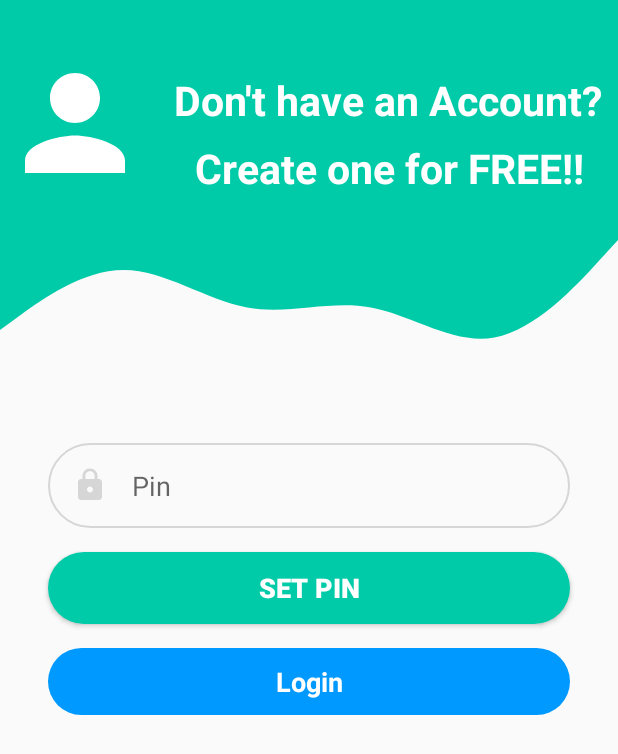
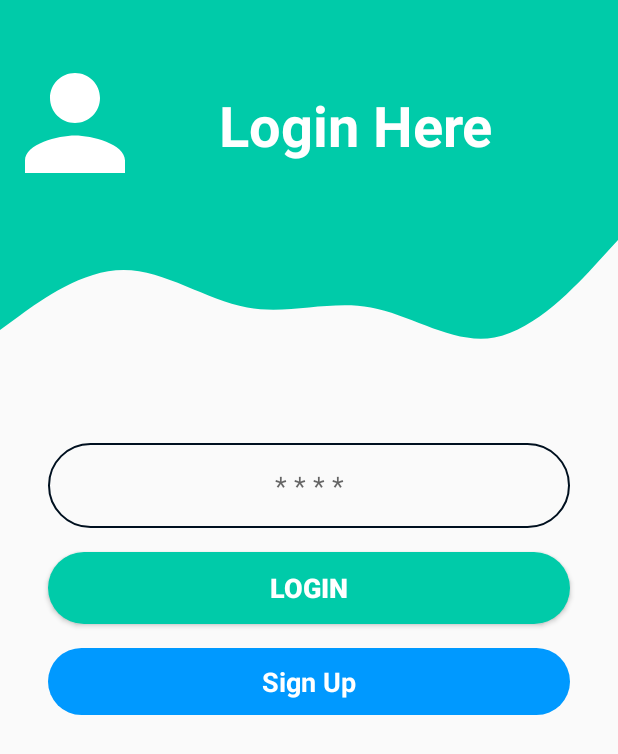
Before and after one commit to Speak2Rajdeep/Password_Generator, an Android app: the layout activity_login.xml on its own in the app's theme, with its tools: preview values and no code run, on a phone screen of 412 x 824 dp. Shown: the top 754 px of the screen. Run offline under Robolectric (Android 15) with nearby library versions, the phone set to English and light mode, and no system bars.

Commit message:
Login Page and SignUp Page Done.

```diff
--- a/app/build.gradle
+++ b/app/build.gradle
@@ -25,7 +25,7 @@ android {
     }
 
     buildFeatures{
-        dataBinding true
+        viewBinding true
     }
 
     compileOptions {
--- a/app/src/main/AndroidManifest.xml
+++ b/app/src/main/AndroidManifest.xml
@@ -12,10 +12,10 @@
         android:theme="@style/Theme.PasswordGenerator"
         tools:targetApi="31">
         <activity
-            android:name=".LoginActivity"
+            android:name=".activity.LoginActivity"
             android:exported="false" />
         <activity
-            android:name=".SignUpActivity"
+            android:name=".activity.SignUpActivity"
             android:exported="false" />
         <activity
             android:name=".MainActivity"
--- a/app/src/main/res/layout/activity_login.xml
+++ b/app/src/main/res/layout/activity_login.xml
@@ -43,13 +43,16 @@
         android:layout_width="0dp"
         android:layout_height="wrap_content"
         android:layout_marginTop="48dp"
-        android:text="@string/don_t_have_an_account_str"
+        android:text="@string/login_here_str"
         android:textColor="@android:color/white"
-        android:textSize="27sp"
+        android:paddingStart="30dp"
+        android:paddingTop="10dp"
+        android:textSize="37sp"
         android:textStyle="bold"
         app:layout_constraintStart_toEndOf="@+id/imageView5"
         app:layout_constraintStart_toStartOf="@+id/imageView5"
-        app:layout_constraintTop_toTopOf="parent" />
+        app:layout_constraintTop_toTopOf="parent"
+        tools:ignore="RtlSymmetry" />
 
     <TextView
         android:id="@+id/topText1"
@@ -58,7 +61,6 @@
         android:layout_marginStart="30dp"
         android:layout_marginTop="48dp"
         android:paddingTop="45sp"
-        android:text="@string/create_one_for_free_str"
         android:textColor="@android:color/white"
         android:textSize="27sp"
         android:textStyle="bold"
@@ -76,10 +78,8 @@
         android:layout_marginTop="45dp"
         android:layout_marginEnd="32dp"
         android:background="@drawable/round_border"
-        android:drawableStart="@drawable/ic_lock"
-        android:drawablePadding="16dp"
-        android:ems="10"
-        android:hint="@string/password"
+        android:hint="@string/loginPin"
+        android:gravity="center"
         android:inputType="textPassword"
         android:padding="16dp"
         app:layout_constraintEnd_toEndOf="parent"
@@ -87,14 +87,14 @@
         app:layout_constraintTop_toBottomOf="@+id/view5" />
 
     <Button
-        android:id="@+id/setpin_btn"
+        android:id="@+id/login_btn"
         android:layout_width="0dp"
         android:layout_height="wrap_content"
         android:layout_marginStart="32dp"
         android:layout_marginTop="16dp"
         android:layout_marginEnd="32dp"
         android:background="@drawable/round_bg"
-        android:text="@string/signup_str"
+        android:text="@string/login"
         android:textColor="@android:color/white"
         android:textSize="18sp"
         android:textStyle="bold"
@@ -103,7 +103,7 @@
         app:layout_constraintTop_toBottomOf="@+id/pin_str" />
 
     <TextView
-        android:id="@+id/movetologin_btn"
+        android:id="@+id/movetosignup_btn"
         android:layout_width="0dp"
         android:layout_height="wrap_content"
         android:padding="10dp"
@@ -112,12 +112,12 @@
         android:layout_marginTop="16dp"
         android:layout_marginEnd="32dp"
         android:background="@drawable/round_bg_login"
-        android:text="@string/movetologin_str"
+        android:text="@string/movetosignup_str"
         android:textColor="@android:color/white"
         android:textSize="18sp"
         android:textStyle="bold"
         app:layout_constraintEnd_toEndOf="parent"
         app:layout_constraintStart_toStartOf="parent"
-        app:layout_constraintTop_toBottomOf="@+id/setpin_btn" />
+        app:layout_constraintTop_toBottomOf="@+id/login_btn" />
 
 </androidx.constraintlayout.widget.ConstraintLayout>
--- a/app/src/main/res/layout/activity_sign_up.xml
+++ b/app/src/main/res/layout/activity_sign_up.xml
@@ -79,6 +79,7 @@
         android:drawableStart="@drawable/ic_lock"
         android:drawablePadding="16dp"
         android:ems="10"
+        android:maxLength="4"
         android:hint="@string/password"
         android:inputType="textPassword"
         android:padding="16dp"
--- a/app/src/main/res/values/colors.xml
+++ b/app/src/main/res/values/colors.xml
@@ -7,4 +7,10 @@
     <color name="teal_700">#FF018786</color>
     <color name="black">#FF000000</color>
     <color name="white">#FFFFFFFF</color>
+    <color name="colorPrimary">@color/blue_1</color>
+    <color name="colorPrimaryDark">@color/blue_1</color>
+    <color name="colorAccent">@color/blue_5</color>
+
+    <color name="blue_1">#00101f</color>
+    <color name="blue_5">#0078ff</color>
 </resources>
--- a/app/src/main/res/values/strings.xml
+++ b/app/src/main/res/values/strings.xml
@@ -5,7 +5,7 @@
     <string name="welcome_str">Welcome</string>
     <string name="to_str">To</string>-->
     <string name="password_generator_str">Password Generator</string>
-    <string name="app_name">LoginActivityTask</string>
+    <string name="app_name">Password Generator</string>
     <string name="welcome_to_android_str">Welcome To Android</string>
     <string name="welcome_str">Welcome</string>
     <string name="to_str">To</string>
@@ -24,6 +24,7 @@
     <string name="login_str">Login</string>
     <string name="signup_str">Set PIN</string>
     <string name="movetologin_str">Login</string>
+    <string name="movetosignup_str">Sign Up</string>
     <string name="login_page_heading_str">login page</string>
     <string name="signup_page_heading_str">Sign-Up Page</string>
     <string name="username_str">Auto Generated Username</string>
@@ -35,7 +36,8 @@
     <string name="loading_please_wait_str">Loading, Please Wait</string>
     <string name="top_icon">TOP ICON</string>
     <string name="email">Email</string>
-    <string name="password">Pin</string>
+    <string name="password">Set Your 4 Digit Pin Here</string>
+    <string name="loginPin">* * * *</string>
     <string name="login">LOGIN</string>
     <string name="forgot_password">FORGOT PASSWORD?</string>
     <string name="or">OR</string>
@@ -44,6 +46,7 @@
     <string name="new_user_register_now">New User? Register Now</string>
     <string name="already_have_an_account_str">Already Have an Account?</string>
     <string name="don_t_have_an_account_str">Don\'t have an Account?</string>
+    <string name="login_here_str">Login Here</string>
     <string name="create_one_for_free_str">Create one for FREE!!</string>
     <string name="name">Name</string>
     <string name="move_to_login_str">Move to LOGIN</string>
```
Also changed, not shown: app/src/main/java/com/example/passwordgenerator/MainActivity.kt (+8 -4 lines), app/src/main/java/com/example/passwordgenerator/activity/LoginActivity.kt (+50 -3 lines), app/src/main/java/com/example/passwordgenerator/activity/SignUpActivity.kt (+46 -3 lines).
